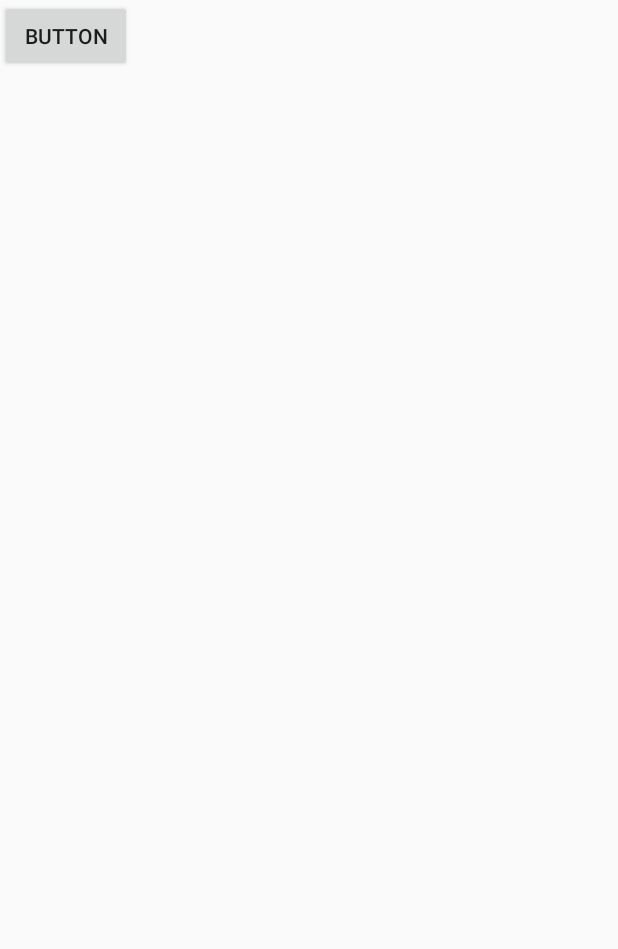
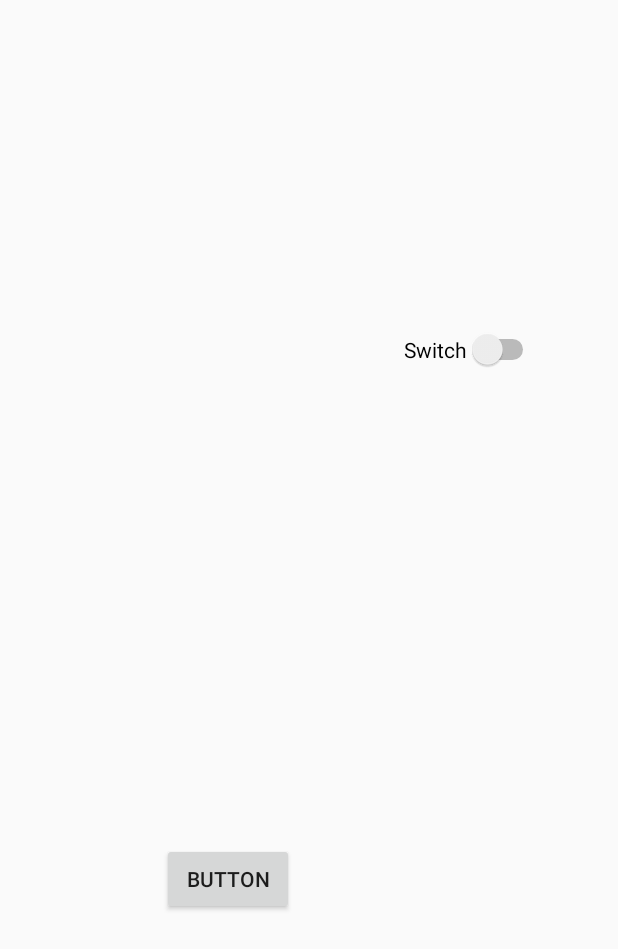
Before and after one commit to dmappdev/MyDiceApp, an Android app: the screen it shows after launch (MainActivity), on a phone screen of 412 x 824 dp. Shown: the top 949 px of the screen. Run offline under Robolectric (Android 15) with nearby library versions, the phone set to English and light mode, and no system bars.

Commit message:
second test commit added switch

```diff
--- a/app/src/main/res/layout/activity_main.xml
+++ b/app/src/main/res/layout/activity_main.xml
@@ -10,5 +10,26 @@
         android:id="@+id/button"
         android:layout_width="wrap_content"
         android:layout_height="wrap_content"
-        android:text="Button" />
+        android:text="Button"
+        app:layout_constraintBottom_toBottomOf="parent"
+        app:layout_constraintEnd_toEndOf="parent"
+        app:layout_constraintHorizontal_bias="0.334"
+        app:layout_constraintStart_toStartOf="parent"
+        app:layout_constraintTop_toTopOf="parent"
+        app:layout_constraintVertical_bias="0.724" />
+
+    <Switch
+        android:id="@+id/switch1"
+        android:layout_width="wrap_content"
+        android:layout_height="wrap_content"
+        android:layout_marginStart="73dp"
+        android:layout_marginLeft="73dp"
+        android:layout_marginBottom="315dp"
+        android:text="Switch"
+        app:layout_constraintBottom_toTopOf="@+id/button"
+        app:layout_constraintEnd_toEndOf="parent"
+        app:layout_constraintHorizontal_bias="0.0"
+        app:layout_constraintStart_toEndOf="@+id/button"
+        app:layout_constraintTop_toTopOf="parent"
+        app:layout_constraintVertical_bias="1.0" />
 </androidx.constraintlayout.widget.ConstraintLayout>
```
